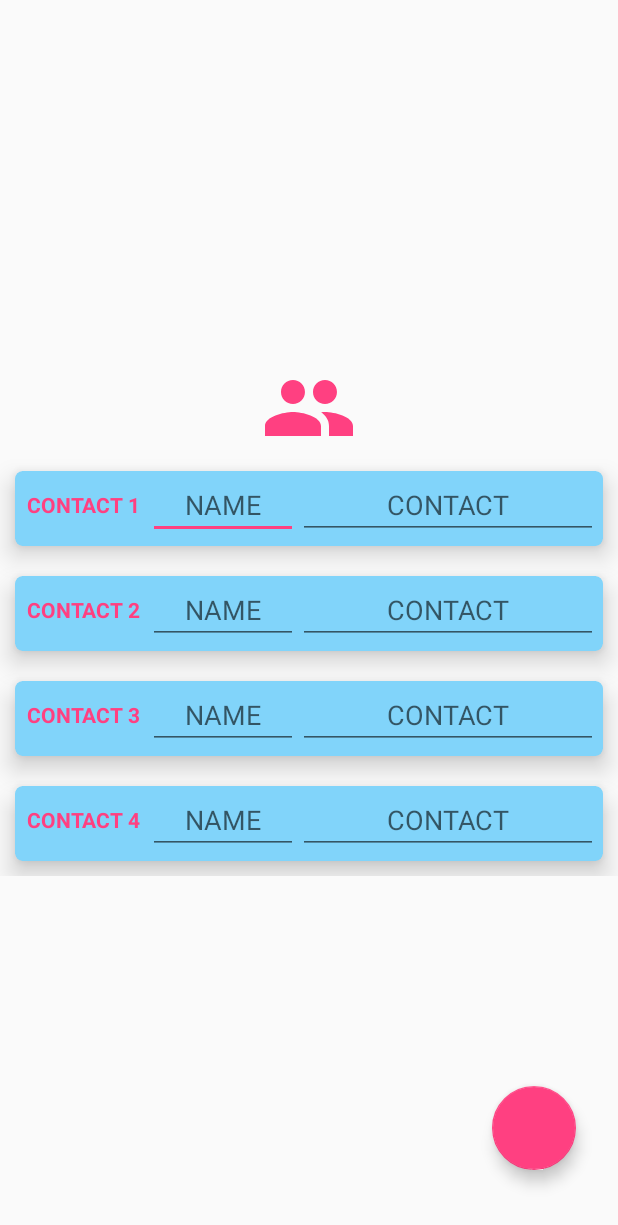
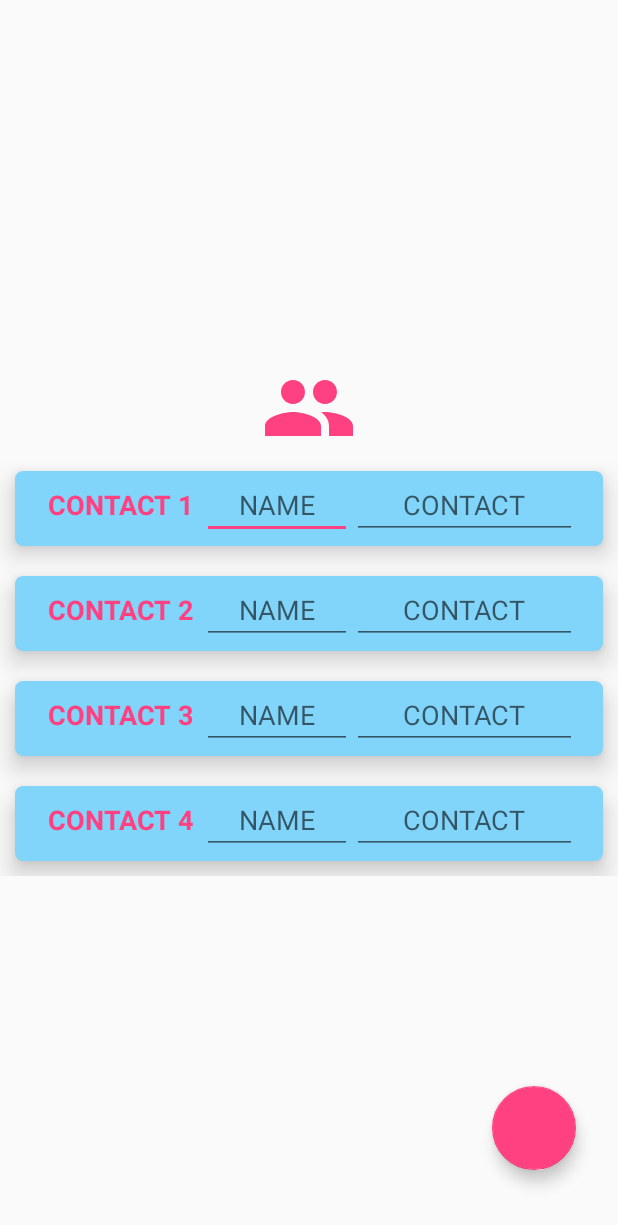
Before and after one commit to udayvig/Indira, an Android app: the AddContactsActivity screen opened directly, with no data from a screen before it, on a phone screen of 412 x 824 dp. Shown: the top 1225 px of the screen. Run offline under Robolectric (Android 15) with nearby library versions, the phone set to English and light mode, and no system bars; our stand-ins replace Firebase (no records; nobody signed in at launch, a user with empty details on screens opened directly).

Commit message:
Update activity_add_contacts.xml

```diff
--- a/app/src/main/res/layout/activity_add_contacts.xml
+++ b/app/src/main/res/layout/activity_add_contacts.xml
@@ -3,7 +3,8 @@
     xmlns:app="http://schemas.android.com/apk/res-auto"
     xmlns:tools="http://schemas.android.com/tools"
     android:layout_width="match_parent"
-    android:layout_height="match_parent">
+    android:layout_height="match_parent"
+    tools:context="com.rootonelabs.vicky.hackathontools.addContacts">
 
 
 
@@ -38,12 +39,14 @@
                 android:layout_height="wrap_content"
                 android:orientation="horizontal"
                 android:weightSum="6"
-                android:gravity="center">
+                android:gravity="center"
+                >
 
             <TextView
                 android:layout_width="wrap_content"
                 android:layout_height="wrap_content"
                 android:text="CONTACT 1"
+                android:textSize="18sp"
                 android:layout_margin="5dp"
                 android:textColor="@color/colorAccent"
                 android:textStyle="bold"/>
@@ -59,7 +62,7 @@
 
             <EditText
                 android:id="@+id/number1"
-                android:layout_width="200sp"
+                android:layout_width="150sp"
                 android:layout_height="wrap_content"
                 android:hint="CONTACT"
                 android:inputType="number"
@@ -93,6 +96,7 @@
                 android:layout_width="wrap_content"
                 android:layout_height="wrap_content"
                 android:text="CONTACT 2"
+                android:textSize="18sp"
                 android:layout_margin="5dp"
                 android:textColor="@color/colorAccent"
                 android:textStyle="bold"/>
@@ -108,7 +112,7 @@
 
             <EditText
                 android:id="@+id/number2"
-                android:layout_width="200sp"
+                android:layout_width="150sp"
                 android:layout_height="wrap_content"
                 android:hint="CONTACT"
                 android:inputType="number"
@@ -140,6 +144,7 @@
                     android:layout_width="wrap_content"
                     android:layout_height="wrap_content"
                     android:text="CONTACT 3"
+                    android:textSize="18sp"
                     android:layout_margin="5dp"
                     android:textColor="@color/colorAccent"
                     android:textStyle="bold"/>
@@ -155,7 +160,7 @@
 
                 <EditText
                     android:id="@+id/number3"
-                    android:layout_width="200sp"
+                    android:layout_width="150sp"
                     android:layout_height="wrap_content"
                     android:hint="CONTACT"
                     android:inputType="number"
@@ -192,6 +197,7 @@
                 android:layout_width="wrap_content"
                 android:layout_height="wrap_content"
                 android:text="CONTACT 4"
+                android:textSize="18sp"
                 android:layout_margin="5dp"
                 android:textColor="@color/colorAccent"
                 android:textStyle="bold"/>
@@ -207,7 +213,7 @@
 
             <EditText
                 android:id="@+id/number4"
-                android:layout_width="200sp"
+                android:layout_width="150sp"
                 android:layout_height="wrap_content"
                 android:hint="CONTACT"
                 android:inputType="number"
```
